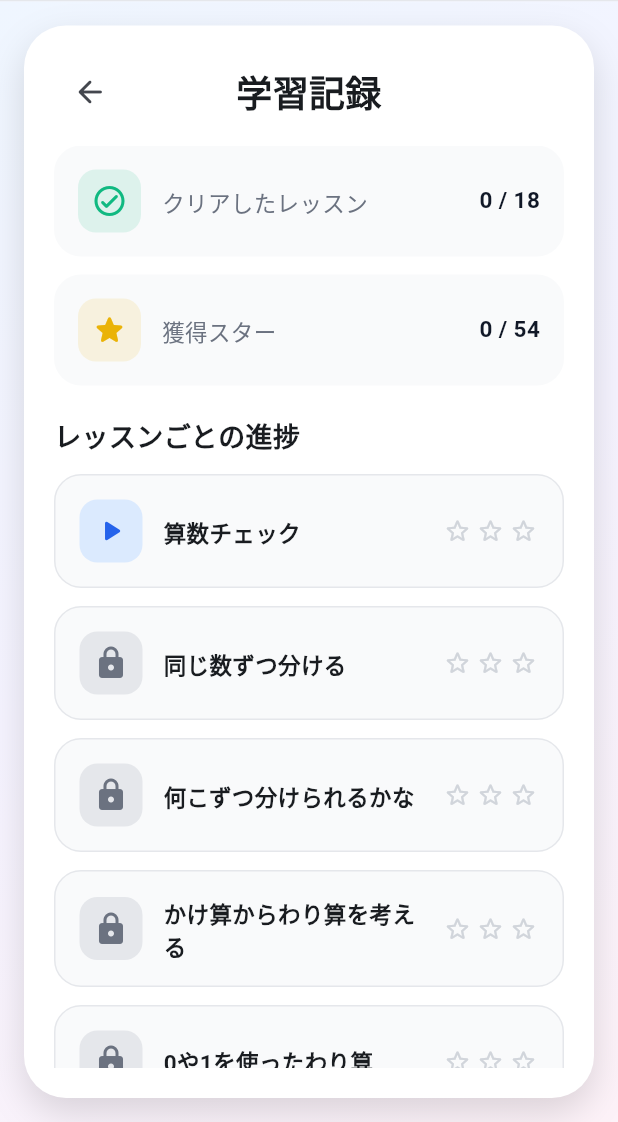
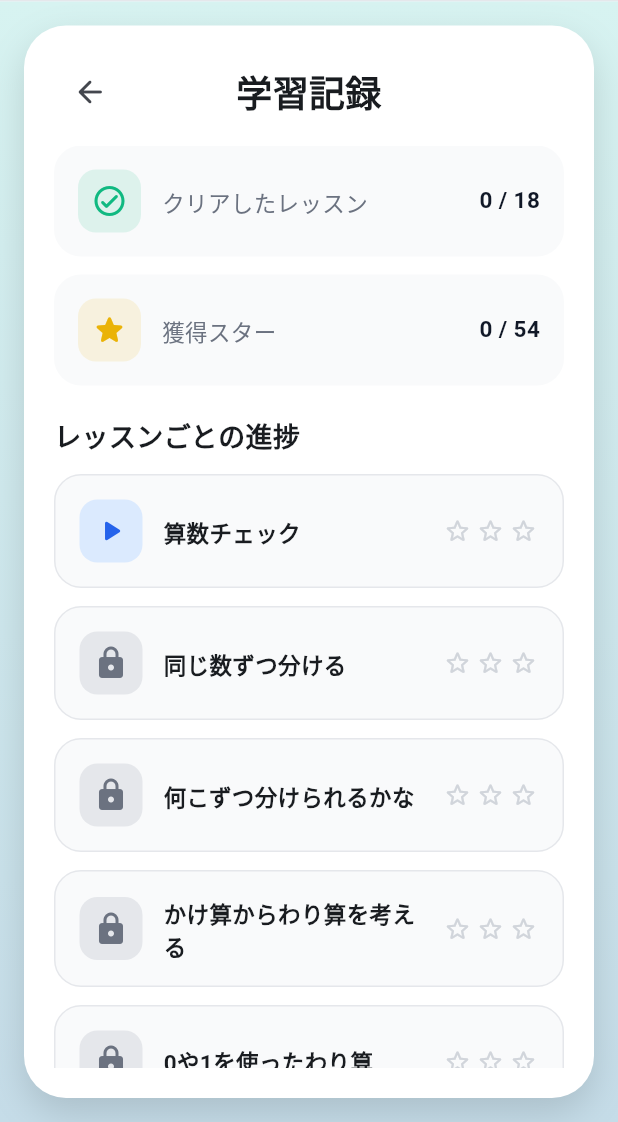
Before and after one commit to alex3333python/syuwa-study, a Flutter app: the screen it shows after launch, after a tap on the "settings" icon, after a tap on "きろくを見る", on a phone screen of 412 x 824 dp, the part 114-1236 px from its top. Run offline on Flutter 3.47's test engine with Material 3 defaults, Android fonts, the phone set to English and light mode, and no system bars; our stand-ins replace flutter_tts, shared_preferences, video_player; Roboto replaces fonts that are missing (GenInterfaceJP).

Commit message:
Unify pale turquoise-to-marine backgrounds across main screens.
Co-authored-by: Noeru Sugiyama <alex3333python@users.noreply.github.com>

```diff
--- a/lib/screens/language_select_screen.dart
+++ b/lib/screens/language_select_screen.dart
@@ -1,6 +1,7 @@
 import 'package:flutter/material.dart';
 
 import '../models/app_language.dart';
+import '../theme/app_colors.dart';
 
 class LanguageSelectScreen extends StatelessWidget {
   final AppLanguage selectedLanguage;
@@ -16,13 +17,7 @@ class LanguageSelectScreen extends StatelessWidget {
   Widget build(BuildContext context) {
     return Container(
       width: double.infinity,
-      decoration: const BoxDecoration(
-        gradient: LinearGradient(
-          colors: [Color(0xFFEFF6FF), Color(0xFFF5F3FF), Color(0xFFFDF2F8)],
-          begin: Alignment.topLeft,
-          end: Alignment.bottomRight,
-        ),
-      ),
+      decoration: AppColors.screenBackground,
       child: Center(
         child: ConstrainedBox(
           constraints: const BoxConstraints(maxWidth: 520),
--- a/lib/screens/records_screen.dart
+++ b/lib/screens/records_screen.dart
@@ -1,5 +1,6 @@
 import 'package:flutter/material.dart';
 import '../models/lesson.dart';
+import '../theme/app_colors.dart';
 
 class RecordsScreen extends StatelessWidget {
   final List<Lesson> lessons;
@@ -26,13 +27,7 @@ class RecordsScreen extends StatelessWidget {
 
     return Container(
       width: double.infinity,
-      decoration: const BoxDecoration(
-        gradient: LinearGradient(
-          colors: [Color(0xFFEFF6FF), Color(0xFFF5F3FF), Color(0xFFFDF2F8)],
-          begin: Alignment.topLeft,
-          end: Alignment.bottomRight,
-        ),
-      ),
+      decoration: AppColors.screenBackground,
       child: Center(
         child: ConstrainedBox(
           constraints: const BoxConstraints(maxWidth: 460),
--- a/lib/screens/settings_screen.dart
+++ b/lib/screens/settings_screen.dart
@@ -1,4 +1,6 @@
 import 'package:flutter/material.dart';
+
+import '../theme/app_colors.dart';
 
 class SettingsScreen extends StatelessWidget {
   final VoidCallback onReset;
@@ -20,13 +22,7 @@ class SettingsScreen extends StatelessWidget {
   Widget build(BuildContext context) {
     return Container(
       width: double.infinity,
-      decoration: const BoxDecoration(
-        gradient: LinearGradient(
-          colors: [Color(0xFFEFF6FF), Color(0xFFF5F3FF), Color(0xFFFDF2F8)],
-          begin: Alignment.topLeft,
-          end: Alignment.bottomRight,
-        ),
-      ),
+      decoration: AppColors.screenBackground,
       child: Center(
         child: ConstrainedBox(
           constraints: const BoxConstraints(maxWidth: 420),
--- /dev/null
+++ b/lib/theme/app_colors.dart
@@ -0,0 +1,17 @@
+import 'package:flutter/material.dart';
+
+/// 画面全体の薄い背景グラデーション（ターコイズ → マリンブルー）。
+class AppColors {
+  static const Color paleTurquoise = Color(0xFFD7F3F1);
+  static const Color paleMarine = Color(0xFFC5DCE8);
+
+  static const LinearGradient screenBackgroundGradient = LinearGradient(
+    begin: Alignment.topCenter,
+    end: Alignment.bottomCenter,
+    colors: [paleTurquoise, paleMarine],
+  );
+
+  static const BoxDecoration screenBackground = BoxDecoration(
+    gradient: screenBackgroundGradient,
+  );
+}
```
Also changed, not shown: lib/screens/completion_screen.dart (+2 -7 lines), lib/screens/diagnosis_result_screen.dart (+2 -7 lines), lib/screens/lesson_map_screen.dart (+2 -8 lines), lib/screens/report_screen.dart (+2 -7 lines), lib/screens/review_screen.dart (+2 -7 lines).
